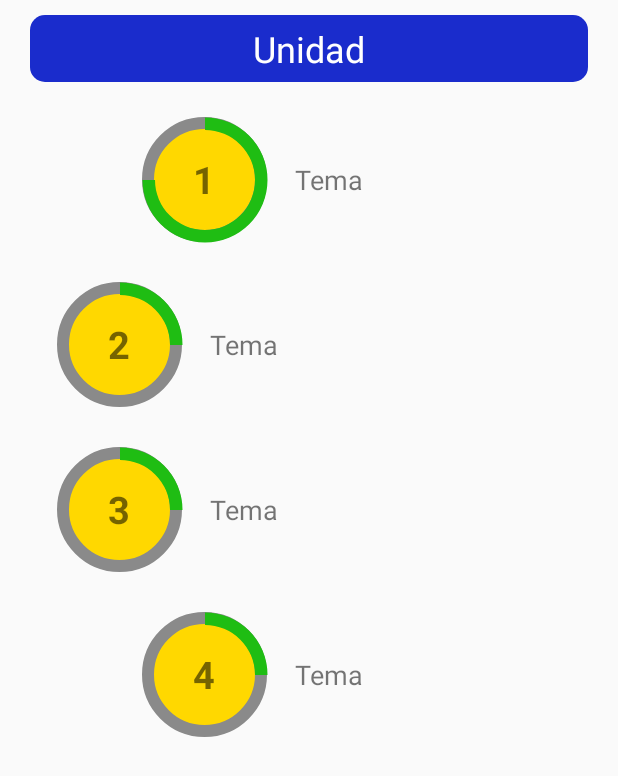
After one commit to DanDelac/Proyecto, an Android app: the layout item_2.xml on its own in the app's theme, with its tools: preview values and no code run, on a phone screen of 412 x 824 dp. The commit adds this screen. Shown: the top 776 px of the screen. Run offline under Robolectric (Android 15) with nearby library versions, the phone set to English and light mode, and no system bars; network calls fail.

Commit message:
Actualizacion_Presentacion

```diff
--- a/app/src/main/java/com/example/proyecto/Adapter/AdapterUnit.java
+++ b/app/src/main/java/com/example/proyecto/Adapter/AdapterUnit.java
@@ -66,6 +66,7 @@ public class AdapterUnit extends RecyclerView.Adapter<AdapterUnit.SessionHolder>
         holder.lst_Session.setOnItemClickListener(new AdapterView.OnItemClickListener() {
             @Override
             public void onItemClick(AdapterView<?> parent, View view, int position, long id) {
+
                 Integer idSes=_sessions.get(position).getIdSes();
                 SharedPreferences log = context.getSharedPreferences(SESS_PREF,0);
                 SharedPreferences.Editor editor = log.edit();
--- /dev/null
+++ b/app/src/main/java/com/example/proyecto/Adapter/Adapter_Unit.java
@@ -0,0 +1,143 @@
+package com.example.proyecto.Adapter;
+
+import android.annotation.SuppressLint;
+import android.content.Context;
+import android.content.Intent;
+import android.content.SharedPreferences;
+import android.support.annotation.NonNull;
+import android.support.v7.widget.RecyclerView;
+import android.view.LayoutInflater;
+import android.view.View;
+import android.view.ViewGroup;
+import android.widget.LinearLayout;
+import android.widget.ProgressBar;
+import android.widget.TextView;
+import android.widget.Toast;
+
+import com.example.proyecto.Entidades.Unit;
+import com.example.proyecto.Entidades._Session;
+import com.example.proyecto.R;
+import com.example.proyecto.ui.Theme.DetailTheme;
+
+import org.jetbrains.annotations.NotNull;
+
+import java.util.ArrayList;
+import java.util.List;
+
+public class Adapter_Unit extends RecyclerView.Adapter<Adapter_Unit.SessionHolder>{
+
+    List<Unit> lista_Unit;
+    ArrayList<_Session> _sessions;
+
+    Context context;
+    private View.OnClickListener listener;
+    private static final String ID_CALULAR_GUARDADO = "ID";
+    public static final String SESS_PREF="session";
+
+    public Adapter_Unit(Context context, List<Unit> lista_Unit, ArrayList<_Session> lista_Ses) {
+        this.context=context;
+        this.lista_Unit = lista_Unit;
+        this._sessions = lista_Ses;
+    }
+
+    @NonNull
+    @NotNull
+    @Override
+    public Adapter_Unit.SessionHolder onCreateViewHolder(@NonNull @NotNull ViewGroup parent, int viewType) {
+        View vista =
+                LayoutInflater.from(parent.getContext()).inflate(R.layout.item_2, parent, false);
+
+        return new SessionHolder(vista);
+    }
+
+    @SuppressLint("RecyclerView")
+    @Override
+    public void onBindViewHolder(@NonNull @NotNull Adapter_Unit.SessionHolder holder, int position) {
+
+        holder.txt_Unit_2.setText(lista_Unit.get(position).getUniDesc());
+//        holder.lst_Session.setAdapter(new ArrayAdapter<_Session>(holder.itemView.getContext(), android.R.layout.simple_list_item_1,_sessions));
+
+        ArrayList<String> list = nueva_lista(_sessions,lista_Unit.get(position).getIdUnit());
+
+        holder.txt_T1.setText(list.get(0));
+        holder.txt_T2.setText(list.get(1));
+        holder.txt_T3.setText(list.get(2));
+        holder.txt_T4.setText(list.get(3));
+
+        holder.txt_T1.setOnClickListener(new View.OnClickListener() {
+            @Override
+            public void onClick(View v) {
+                goThem(1,lista_Unit.get(position).getIdUnit(),holder);
+            }
+        });
+        holder.txt_T2.setOnClickListener(new View.OnClickListener() {
+            @Override
+            public void onClick(View v) {
+                goThem(2,lista_Unit.get(position).getIdUnit(),holder);
+            }
+        });
+        holder.txt_T3.setOnClickListener(new View.OnClickListener() {
+            @Override
+            public void onClick(View v) {
+                goThem(3,lista_Unit.get(position).getIdUnit(),holder);
+            }
+        });
+        holder.txt_T4.setOnClickListener(new View.OnClickListener() {
+            @Override
+            public void onClick(View v) {
+                goThem(4,lista_Unit.get(position).getIdUnit(),holder);
+            }
+        });
+
+//        holder.progressBar1.setMax(55);
+//        holder.progressBar1.setProgress(50);
+
+    }
+
+    private void goThem(Integer i, Integer idUnit,@NonNull @NotNull Adapter_Unit.SessionHolder view) {
+        Integer idSes = i+4*(idUnit-1);
+        SharedPreferences log = context.getSharedPreferences(SESS_PREF,0);
+        SharedPreferences.Editor editor = log.edit();
+        editor.putString("idSes",idSes.toString());
+        editor.commit();
+        Intent intent = new Intent(context, DetailTheme.class);
+        view.itemView.getContext().startActivity(intent);
+    }
+
+    @Override
+    public int getItemCount() {
+        return lista_Unit.size();
+    }
+
+    public static class SessionHolder extends RecyclerView.ViewHolder {
+
+        TextView txt_Unit_2,txt_T1,txt_T2,txt_T3,txt_T4;
+        ProgressBar progressBar1;
+
+        LinearLayout linearLayout;
+
+        public SessionHolder(@NonNull @NotNull View itemView) {
+            super(itemView);
+            txt_Unit_2 = itemView.findViewById(R.id.txt_Unit_2);
+            txt_T1 = itemView.findViewById(R.id.txt_T1);
+            txt_T2 = itemView.findViewById(R.id.txt_T2);
+            txt_T3 = itemView.findViewById(R.id.txt_T3);
+            txt_T4 = itemView.findViewById(R.id.txt_T4);
+//            progressBar1 = itemView.findViewById(R.id.progress_Bar1);
+        }
+    }
+
+    private ArrayList<String> nueva_lista(ArrayList<_Session> lista_Ses, Integer id) {
+
+        ArrayList<_Session> sessions_Unit;
+        sessions_Unit = lista_Ses;
+        ArrayList<String> stringList = new ArrayList<String>();
+
+        for (int i=0;i<sessions_Unit.size(); i++){
+            if(sessions_Unit.get(i).getIdUnit()==id){
+                stringList.add(sessions_Unit.get(i).getSesDesc());
+            }
+        }
+        return stringList;
+    }
+}
--- a/app/src/main/java/com/example/proyecto/ui/home/HomeFragment.java
+++ b/app/src/main/java/com/example/proyecto/ui/home/HomeFragment.java
@@ -20,6 +20,7 @@ import com.android.volley.VolleyError;
 import com.android.volley.toolbox.JsonObjectRequest;
 import com.android.volley.toolbox.Volley;
 import com.example.proyecto.Adapter.AdapterUnit;
+import com.example.proyecto.Adapter.Adapter_Unit;
 import com.example.proyecto.Entidades._Session;
 import com.example.proyecto.Entidades.Unit;
 import com.example.proyecto.R;
@@ -103,8 +104,8 @@ public class HomeFragment extends Fragment {
                             _session.setSesDesc(jsonObject.getString("sesDesc"));
                             _sessions.add(_session);
                         }
-                        AdapterUnit adapterSession = new AdapterUnit(getContext(),units,_sessions);
-                        recycler_unit.setAdapter(adapterSession);
+                        Adapter_Unit adapterUnit = new Adapter_Unit(getContext(),units,_sessions);
+                        recycler_unit.setAdapter(adapterUnit);
                     }
                     catch (Exception e){
 
--- a/app/src/main/res/layout/activity_splash.xml
+++ b/app/src/main/res/layout/activity_splash.xml
@@ -17,7 +17,8 @@
         app:layout_constraintBottom_toBottomOf="parent"
         app:layout_constraintEnd_toEndOf="parent"
         app:layout_constraintStart_toStartOf="parent"
-        app:layout_constraintTop_toTopOf="parent" />
+        app:layout_constraintTop_toTopOf="parent"
+        />
 
     <ImageView
         android:id="@+id/blueLogols"
--- a/app/src/main/res/layout/fragment_home.xml
+++ b/app/src/main/res/layout/fragment_home.xml
@@ -6,7 +6,8 @@
     android:layout_height="wrap_content"
     tools:context=".ui.home.HomeFragment"
     android:orientation="vertical"
-    android:padding="10dp">
+    android:background="@color/color_bg_Home"
+    >
 
     <android.support.v7.widget.RecyclerView
         android:id="@+id/recycler_unit"
--- /dev/null
+++ b/app/src/main/res/layout/item_2.xml
@@ -0,0 +1,190 @@
+<?xml version="1.0" encoding="utf-8"?>
+<LinearLayout xmlns:android="http://schemas.android.com/apk/res/android"
+    xmlns:tools="http://schemas.android.com/tools"
+    android:layout_width="match_parent"
+    android:layout_height="wrap_content"
+    android:orientation="vertical"
+    android:padding="10dp"
+    >
+
+    <TextView
+        android:id="@+id/txt_Unit_2"
+        android:background="@drawable/conf_fondo"
+        android:layout_width="match_parent"
+        android:layout_height="wrap_content"
+        android:text="@string/unidad"
+        android:textSize="24sp"
+        android:textColor="@color/white"
+        android:layout_marginBottom="15dp"
+        android:gravity="center"
+        android:padding="6dp"
+        android:layout_marginHorizontal="10dp"
+        />
+
+    <LinearLayout
+        android:layout_width="match_parent"
+        android:layout_height="wrap_content"
+        android:orientation="horizontal"
+        android:gravity="center_vertical|right"
+        android:paddingStart="60dp"
+        android:paddingEnd="10dp"
+        android:layout_marginBottom="10dp">
+
+        <FrameLayout
+            android:layout_width="100dp"
+            android:layout_height="100dp"
+            android:layout_gravity="center"
+            >
+            <TextView
+                android:layout_width="wrap_content"
+                android:layout_height="wrap_content"
+                android:background="@xml/circulo"
+                android:gravity="center"
+                android:text="1"
+                android:textSize="25sp"
+                android:textStyle="bold"
+                android:layout_gravity="center"/>
+
+            <ProgressBar
+                android:id="@+id/progress_Bar1"
+                android:layout_width="match_parent"
+                android:layout_height="match_parent"
+                android:layout_gravity="center"
+                android:indeterminateOnly="false"
+                android:progressDrawable="@xml/progresbar_bg"
+                android:progress="75"
+                />
+        </FrameLayout>
+        <TextView
+            android:id="@+id/txt_T1"
+            android:layout_width="195dp"
+            android:layout_height="wrap_content"
+            android:text="@string/tema"
+            android:layout_marginStart="10dp"
+            android:textSize="18sp"/>
+    </LinearLayout>
+    <LinearLayout
+        android:layout_width="match_parent"
+        android:layout_height="wrap_content"
+        android:orientation="horizontal"
+        android:gravity="center_vertical|left"
+        android:paddingStart="20dp"
+        android:paddingEnd="10dp"
+        android:layout_marginBottom="10dp">
+
+        <FrameLayout
+            android:layout_width="100dp"
+            android:layout_height="100dp"
+            android:layout_gravity="center"
+            >
+
+            <TextView
+                android:layout_width="wrap_content"
+                android:layout_height="wrap_content"
+                android:background="@xml/circulo"
+                android:gravity="center"
+                android:textSize="25sp"
+                android:text="2"
+                android:textStyle="bold"
+                android:layout_gravity="center"
+                />
+            <ProgressBar
+                android:id="@+id/progressBar2"
+                android:layout_width="match_parent"
+                android:layout_height="match_parent"
+                android:layout_gravity="center"
+                android:indeterminateOnly="false"
+                android:progressDrawable="@xml/progresbar_bg"
+                android:progress="25"
+                />
+        </FrameLayout>
+        <TextView
+            android:id="@+id/txt_T2"
+            android:layout_width="195dp"
+            android:layout_height="wrap_content"
+            android:text="@string/tema"
+            android:layout_marginStart="10dp"
+            android:textSize="18sp"/>
+    </LinearLayout>
+    <LinearLayout
+        android:layout_width="match_parent"
+        android:layout_height="wrap_content"
+        android:orientation="horizontal"
+        android:gravity="center_vertical"
+        android:paddingStart="20dp"
+        android:paddingEnd="10dp"
+        android:layout_marginBottom="10dp">
+
+        <FrameLayout
+            android:layout_width="100dp"
+            android:layout_height="100dp"
+            android:layout_gravity="center"
+            >
+            <TextView
+                android:layout_width="wrap_content"
+                android:layout_height="wrap_content"
+                android:background="@xml/circulo"
+                android:gravity="center"
+                android:textSize="25sp"
+                android:text="3"
+                android:textStyle="bold"
+                android:layout_gravity="center"
+                />
+            <ProgressBar
+                android:id="@+id/progressBar3"
+                android:layout_width="match_parent"
+                android:layout_height="match_parent"
+                android:layout_gravity="center"
+                android:indeterminateOnly="false"
+                android:progressDrawable="@xml/progresbar_bg"
+                android:progress="25"/>
+        </FrameLayout>
+        <TextView
+            android:id="@+id/txt_T3"
+            android:layout_width="195dp"
+            android:layout_height="wrap_content"
+            android:text="@string/tema"
+            android:layout_marginStart="10dp"
+            android:textSize="18sp"/>
+    </LinearLayout>
+    <LinearLayout
+        android:layout_width="match_parent"
+        android:layout_height="wrap_content"
+        android:orientation="horizontal"
+        android:gravity="center_vertical|right"
+        android:paddingStart="60dp"
+        android:paddingEnd="10dp"
+        android:layout_marginBottom="10dp">
+
+        <FrameLayout
+            android:layout_width="100dp"
+            android:layout_height="100dp"
+            android:layout_gravity="center"
+            >
+            <TextView
+                android:layout_width="wrap_content"
+                android:layout_height="wrap_content"
+                android:background="@xml/circulo"
+                android:gravity="center"
+                android:textSize="25sp"
+                android:text="4"
+                android:textStyle="bold"
+                android:layout_gravity="center"/>
+            <ProgressBar
+                android:id="@+id/progressBar4"
+                android:layout_width="match_parent"
+                android:layout_height="match_parent"
+                android:layout_gravity="center"
+                android:indeterminateOnly="false"
+                android:progressDrawable="@xml/progresbar_bg"
+                android:progress="25"/>
+        </FrameLayout>
+        <TextView
+            android:id="@+id/txt_T4"
+            android:layout_width="195dp"
+            android:layout_height="wrap_content"
+            android:text="@string/tema"
+            android:layout_marginStart="10dp"
+            android:textSize="18sp"/>
+    </LinearLayout>
+</LinearLayout>
--- a/app/src/main/res/values/colors.xml
+++ b/app/src/main/res/values/colors.xml
@@ -10,4 +10,6 @@
     <color name="blue">#343EE5</color>
     <color name="color_conf_fondo">#1A2CCC</color>
     <color name="color_conf_fondo2">#DCDDE3</color>
+    <color name="color_FFC800">#B61569</color>
+    <color name="color_bg_Home">#EFEFEF</color>
 </resources>
--- a/app/src/main/res/values/strings.xml
+++ b/app/src/main/res/values/strings.xml
@@ -75,6 +75,7 @@
     <string name="seraching">Porfavor espere...</string>
     <string name="unidad">Unidad</string>
     <string name="txtBack">Volver</string>
+    <string name="tema">Tema</string>
 
 
 </resources>
--- /dev/null
+++ b/app/src/main/res/values/styles.xml
@@ -0,0 +1,8 @@
+<?xml version="1.0" encoding="utf-8"?>
+<resources>
+    <style name="ProgressBarColor" parent="android:Widget.ProgressBar">
+        <item name="android:indeterminateTint">@color/color_FFC800</item>
+        <item name="android:progressTint">#0623DF</item>
+    </style>
+
+</resources>
--- /dev/null
+++ b/app/src/main/res/xml/circulo.xml
@@ -0,0 +1,9 @@
+<?xml version="1.0" encoding="utf-8"?>
+<shape xmlns:android="http://schemas.android.com/apk/res/android"
+    android:shape="oval">
+    <solid android:color="#FFD800" />
+    <stroke
+        android:width="8dp"
+        android:color="#8A8A8A" />
+    <size android:width="83dp" android:height="83dp" />
+</shape>
--- /dev/null
+++ b/app/src/main/res/xml/progresbar_bg.xml
@@ -0,0 +1,16 @@
+<?xml version="1.0" encoding="utf-8"?>
+<layer-list xmlns:android="http://schemas.android.com/apk/res/android">
+
+    <item>
+        <rotate
+            android:fromDegrees="270"
+            android:toDegrees="270">
+            <shape
+                android:shape="ring"
+                android:thicknessRatio="12"
+                android:useLevel="true">
+                <solid android:color="#1FBD13"/>
+            </shape>
+        </rotate>
+    </item>
+</layer-list>
```
